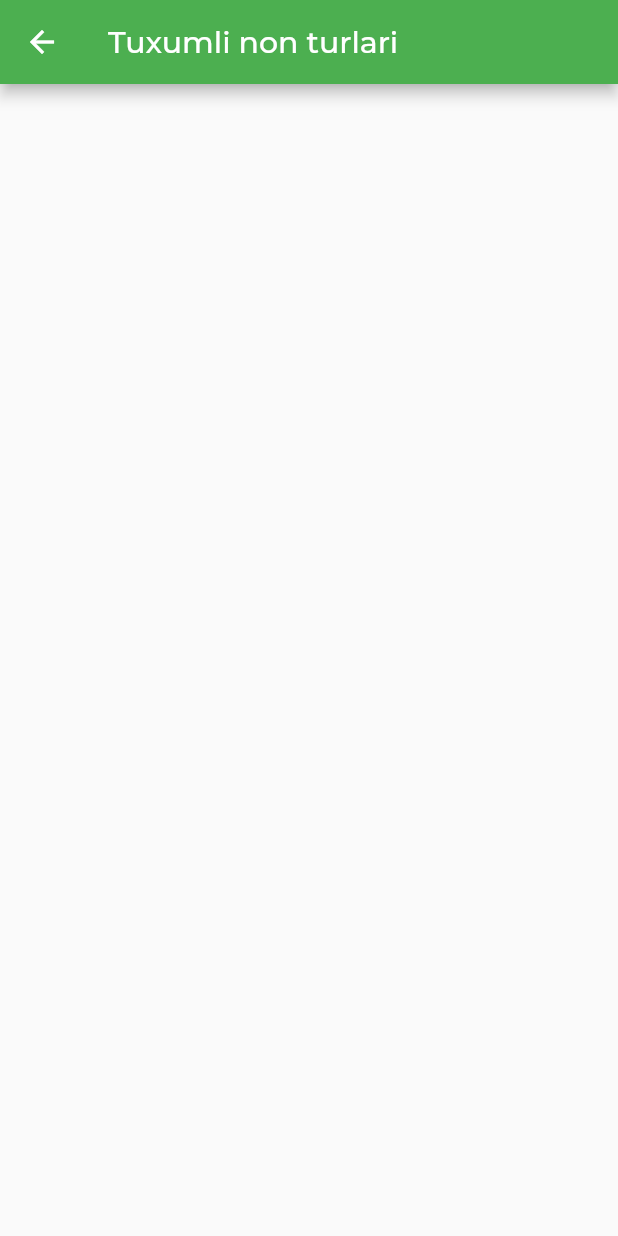
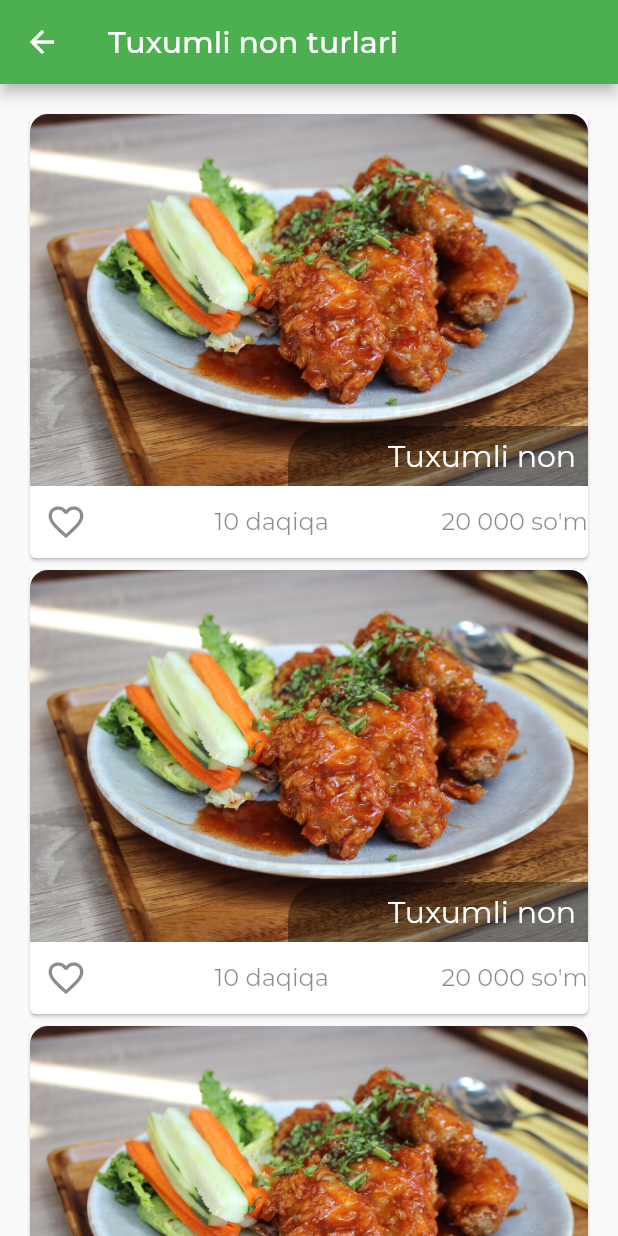
Before and after one commit to xondamiroskanov/foods_app, a Flutter app: the screen it shows after launch, after a tap on "Tuxumli non", on a phone screen of 412 x 824 dp. Run offline on Flutter 3.47's test engine with Material 2 defaults, Android fonts, the phone set to English and light mode, and no system bars; our stand-ins replace google_fonts.

Commit message:
Stack and enter datas add

```diff
--- a/lib/main.dart
+++ b/lib/main.dart
@@ -8,7 +8,6 @@ void main() {
 }
 
 class MyApp extends StatelessWidget {
-
   @override
   Widget build(BuildContext context) {
     return MaterialApp(
--- a/lib/pages/food_category_page.dart
+++ b/lib/pages/food_category_page.dart
@@ -1,14 +1,80 @@
 import 'package:flutter/material.dart';
 
 class FoodCategoryPage extends StatelessWidget {
-
   @override
   Widget build(BuildContext context) {
     final categoryData = ModalRoute.of(context)!.settings.arguments as String;
+    print(categoryData);
     return Scaffold(
       appBar: AppBar(
         title: Text("${categoryData} turlari"),
       ),
+      body: ListView.builder(
+          itemCount: 4,
+          padding: EdgeInsets.all(16),
+          itemBuilder: (BuildContext context, int index) {
+            return Card(
+              child: ClipRRect(
+                borderRadius: BorderRadius.circular(12),
+                child: Column(
+                  children: [
+                    Stack(
+                      children: [
+                        Container(
+                          width: double.infinity,
+                          child: Image.asset(
+                            'assets/images/kfc.jpg',
+                          ),
+                        ),
+                        Positioned(
+                          bottom: 0,
+                          right: 0,
+                          child: Container(
+                            decoration: BoxDecoration(
+                                color: Colors.black45.withOpacity(0.4),
+                                borderRadius: BorderRadius.only(
+                                    topLeft: Radius.circular(24))),
+                            height: 40,
+                            width: 200,
+                            child: Padding(
+                              padding: EdgeInsets.all(8),
+                              child: Text(
+                                "${categoryData}",
+                                style: TextStyle(
+                                    fontSize: 20, color: Colors.white),
+                                textAlign: TextAlign.end,
+                              ),
+                            ),
+                          ),
+                        ),
+                      ],
+                    ),
+                    Row(
+                      mainAxisAlignment: MainAxisAlignment.spaceBetween,
+                      children: [
+                        IconButton(
+                          onPressed: () {},
+                          icon: Icon(
+                            Icons.favorite_border,
+                            size: 28,
+                            color: Colors.black45,
+                          ),
+                        ),
+                        Text(
+                          "10 daqiqa",
+                          style: TextStyle(fontSize: 16, color: Colors.black45),
+                        ),
+                        Text(
+                          "20 000 so'm",
+                          style: TextStyle(fontSize: 16, color: Colors.black45),
+                        ),
+                      ],
+                    )
+                  ],
+                ),
+              ),
+            );
+          }),
     );
   }
 }
--- a/lib/widgets/foods_category.dart
+++ b/lib/widgets/foods_category.dart
@@ -13,7 +13,7 @@ class FoodsCategory extends StatelessWidget {
     //     builder: (BuildContext context) => FoodCategoryPage(foodModel),
     //   ),
     // );
-    Navigator.pushNamed(context, "/foodCategoryPage",arguments: foodModel.foodTitle);
+    Navigator.pushNamed(context, "/foodCategoryPage",arguments: foodModel.foodTitle,);
   }
 
   @override
@@ -54,6 +54,5 @@ class FoodsCategory extends StatelessWidget {
         ),
       ),
     );
-    ;
   }
 }
```
